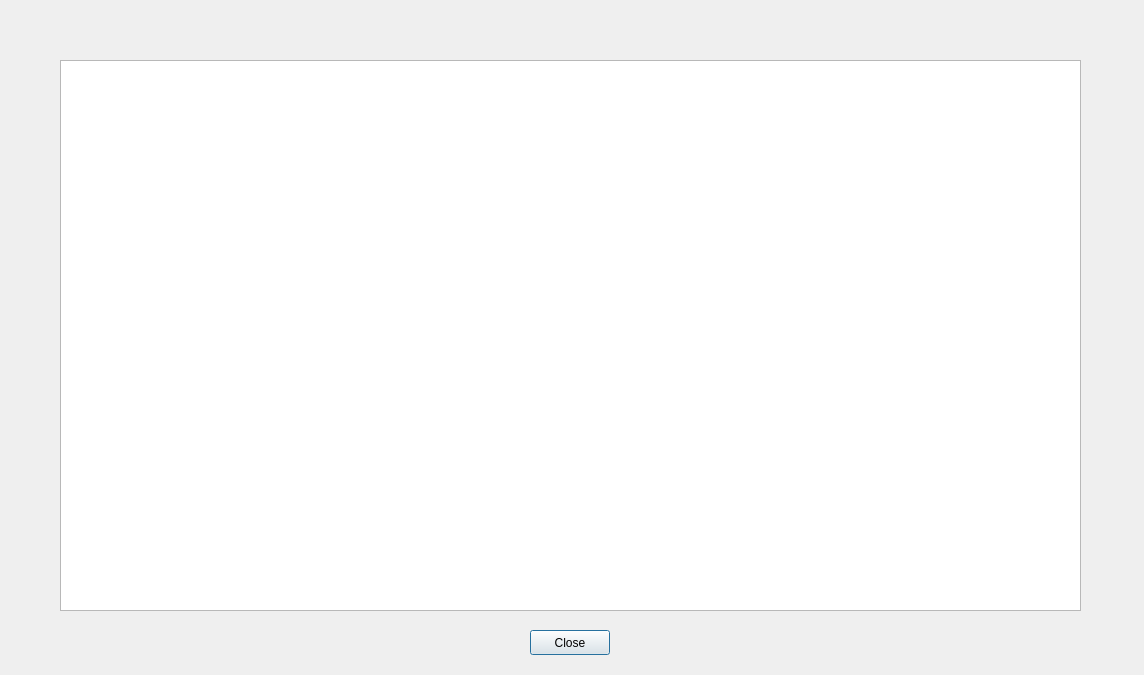
The window that showcustomerdataoption.ui (CallmeTeddyBear/Canteen-Management-System) describes before a commit, drawn with Qt 5.
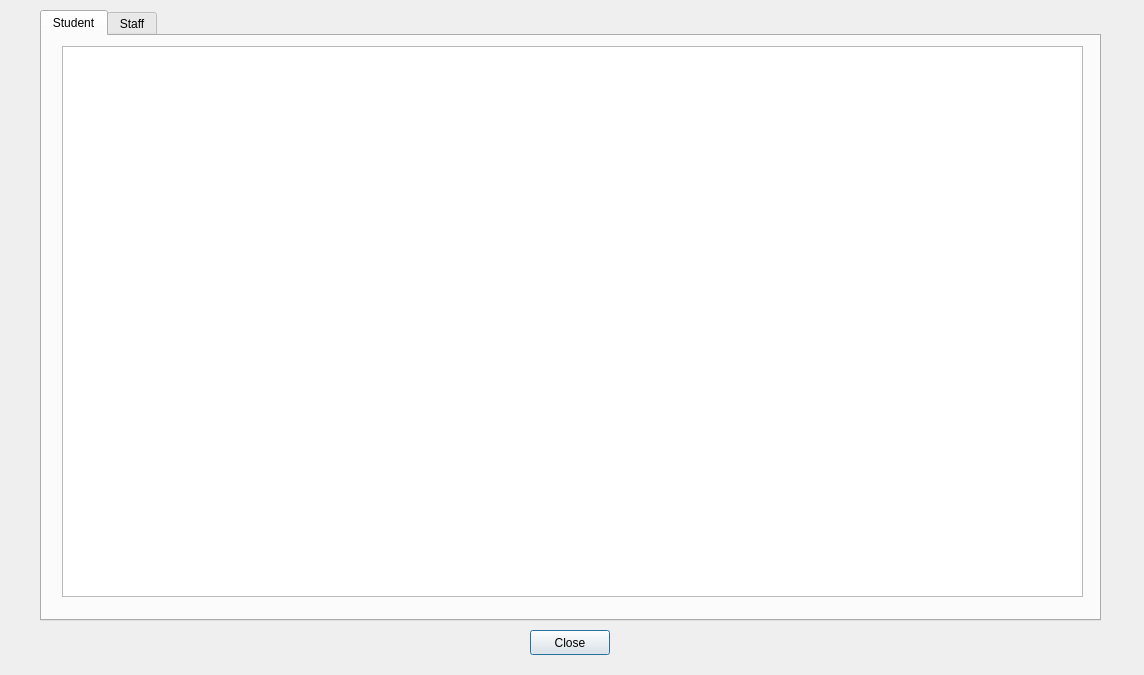
The same window after the commit.

Diff of the .ui file:
```diff
--- a/showcustomerdataoption.ui
+++ b/showcustomerdataoption.ui
@@ -17,19 +17,6 @@
    <string notr="true">
 </string>
   </property>
-  <widget class="QTableView" name="tableView">
-   <property name="geometry">
-    <rect>
-     <x>60</x>
-     <y>60</y>
-     <width>1021</width>
-     <height>551</height>
-    </rect>
-   </property>
-   <property name="styleSheet">
-    <string notr="true">background-color: none;</string>
-   </property>
-  </widget>
   <widget class="QPushButton" name="pushButton_close">
    <property name="geometry">
     <rect>
@@ -43,6 +30,58 @@
     <string>Close</string>
    </property>
   </widget>
+  <widget class="QTabWidget" name="tabWidget">
+   <property name="geometry">
+    <rect>
+     <x>40</x>
+     <y>10</y>
+     <width>1061</width>
+     <height>611</height>
+    </rect>
+   </property>
+   <property name="currentIndex">
+    <number>0</number>
+   </property>
+   <property name="iconSize">
+    <size>
+     <width>16</width>
+     <height>16</height>
+    </size>
+   </property>
+   <widget class="QWidget" name="tab_student">
+    <attribute name="title">
+     <string>Student</string>
+    </attribute>
+    <widget class="QTableView" name="tableView">
+     <property name="geometry">
+      <rect>
+       <x>20</x>
+       <y>10</y>
+       <width>1021</width>
+       <height>551</height>
+      </rect>
+     </property>
+     <property name="styleSheet">
+      <string notr="true">background-color: none;</string>
+     </property>
+    </widget>
+   </widget>
+   <widget class="QWidget" name="tab_staff">
+    <attribute name="title">
+     <string>Staff</string>
+    </attribute>
+    <widget class="QTableView" name="tableView_2">
+     <property name="geometry">
+      <rect>
+       <x>10</x>
+       <y>10</y>
+       <width>1021</width>
+       <height>551</height>
+      </rect>
+     </property>
+    </widget>
+   </widget>
+  </widget>
  </widget>
  <resources/>
  <connections/>
```
Left out of the diff: 3 changed lines with no effect on the pictures.
